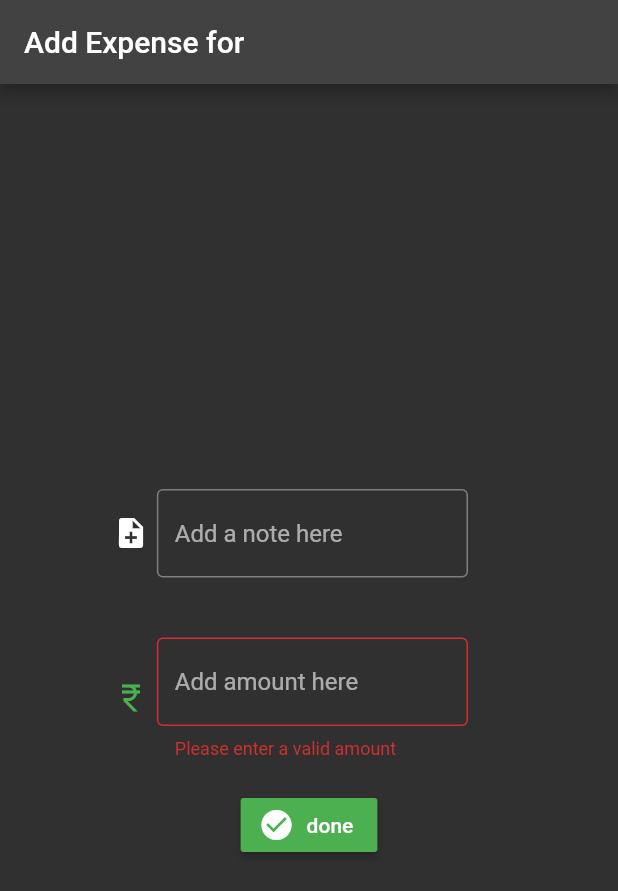
After one commit to 159aadi314/campus_splitwise, a Flutter app: the MyHomePage screen opened directly, after a tap on "done", on a phone screen of 412 x 824 dp. The commit adds this screen. Shown: the top 891 px of the screen. Run offline on Flutter 3.47's test engine with Material 2 defaults, Android fonts, the phone set to English and light mode, and no system bars; missing offline and left inert: adding_expense_2; statements that could not run were skipped.

Commit message:
Add files via upload

```diff
--- /dev/null
+++ b/lib/src/adding_expenses.dart
@@ -0,0 +1,149 @@
+import 'package:flutter/material.dart';
+import 'package:flutter/services.dart';
+import 'dart:convert';
+void main() {
+  runApp(const MyApp(name : "Pranjal"));
+}
+
+class MyApp extends StatelessWidget {
+  const MyApp({Key? key,required this.name}) : super(key: key);
+  final String name;
+  // This widget is the root of your application.
+  @override
+  Widget build(BuildContext context) {
+    return MaterialApp(
+      title: 'Add Expense for '+name,
+      theme: ThemeData(
+        brightness: Brightness.dark,
+      ),
+      home: const MyHomePage(title: 'Flutter Demo Home Page'),
+    );
+  }
+}
+
+class MyHomePage extends StatefulWidget {
+  const MyHomePage({Key? key, required this.title}) : super(key: key);
+
+  // This widget is the home page of your application. It is stateful, meaning
+  // that it has a State object (defined below) that contains fields that affect
+  // how it looks.
+
+  // This class is the configuration for the state. It holds the values (in this
+  // case the title) provided by the parent (in this case the App widget) and
+  // used by the build method of the State. Fields in a Widget subclass are
+  // always marked "final".
+
+  final String title;
+
+  @override
+  State<MyHomePage> createState() => _MyHomePageState();
+}
+
+class _MyHomePageState extends State<MyHomePage> {
+  final _formKey=GlobalKey<FormState>();
+  @override
+  Widget build(BuildContext context) {
+    // This method is rerun every time setState is called, for instance as done
+    // by the _incrementCounter method above.
+    //
+    // The Flutter framework has been optimized to make rerunning build methods
+    // fast, so that you can just rebuild anything that needs updating rather
+    // than having to individually change instances of widgets.
+    return Scaffold(
+      appBar: AppBar(
+        // Here we take the value from the MyHomePage object that was created by
+        // the App.build method, and use it to set our appbar title.
+        title: Text('Add Expense for '),
+      ),
+      body: Center(
+        child: Form(
+          key: _formKey,
+          child: Column(
+            mainAxisAlignment: MainAxisAlignment.center,
+            children: <Widget>[
+
+              Padding(
+                padding: const EdgeInsets.fromLTRB(70, 20, 100, 20),
+                child: Row(
+                  children: [
+                    Expanded(
+                      flex:1,
+                      child: const Icon(
+                        Icons.note_add,
+                        // color: Colors.pink,
+                        size: 24.0,
+                        semanticLabel: 'Text to announce in accessibility modes',
+                      ),
+                    ),
+                    Expanded(
+                      flex:6,
+                      child: TextFormField(
+                        decoration: InputDecoration(
+                          border: OutlineInputBorder(),
+                          hintText: 'Add a note here',
+
+                        ),
+
+                      ),
+                    ),
+                  ],
+                ),
+              ),
+              Padding(
+                padding: const EdgeInsets.fromLTRB(70, 20, 100, 20),
+                child: Row(
+                  children: [
+                    Expanded(
+                      flex:1,
+                      child: const Icon(
+                        Icons.currency_rupee,
+                        color: Colors.green,
+                        size: 24.0,
+                        semanticLabel: 'Text to announce in accessibility modes',
+                      ),
+                    ),
+                    Expanded(
+                      flex:6,
+                      child: TextFormField(
+                        decoration: InputDecoration(
+                          border: OutlineInputBorder(),
+                          hintText: 'Add amount here',
+
+                        ),
+                        keyboardType: TextInputType.number,
+                        inputFormatters: <TextInputFormatter>[
+                          FilteringTextInputFormatter.digitsOnly
+                        ],
+                        validator: (value) {
+                          if (value == null || value.isEmpty|| int.parse(value)== 0) {
+                            return 'Please enter a valid amount';
+                          }
+                          return null;
+                        },
+                      ),
+                    ),
+                  ],
+                ),
+              ),
+              RaisedButton.icon(onPressed: ()=>{
+                if (_formKey.currentState!.validate()) {
+                  // If the form is valid, display a snackbar. In the real world,
+                  // you'd often call a server or save the information in a database.
+                  ScaffoldMessenger.of(context).showSnackBar(
+                    const SnackBar(content: Text('Processing Data')),
+                  )
+                }
+              },
+                label: Text('done'),
+                icon: Icon(Icons.check_circle),
+                color: Colors.green,
+
+              )
+
+            ],
+          ),
+        ),
+      ),
+    );
+  }
+}
--- a/lib/src/friends.dart
+++ b/lib/src/friends.dart
@@ -1,5 +1,5 @@
 import 'package:flutter/material.dart';
-
+import 'package:adding_expense_2/src/adding_expenses.dart';
 class FriendsPage extends StatefulWidget {
   const FriendsPage({Key? key}) : super(key: key);
 
@@ -124,6 +124,12 @@ class _FriendsPageState extends State<FriendsPage> {
     child: ListTile(
       leading: const Icon(Icons.person),
       title: Text(friend['name']),
+      onTap: () {
+        Navigator.push(
+          context,
+          MaterialPageRoute(builder: (context) => MyApp(name: friend['name'])),
+        );
+      },
       trailing: Column(
         mainAxisAlignment: MainAxisAlignment.center,
         crossAxisAlignment: CrossAxisAlignment.end,
```
Lines whose indentation alone changed are shown as unchanged.
